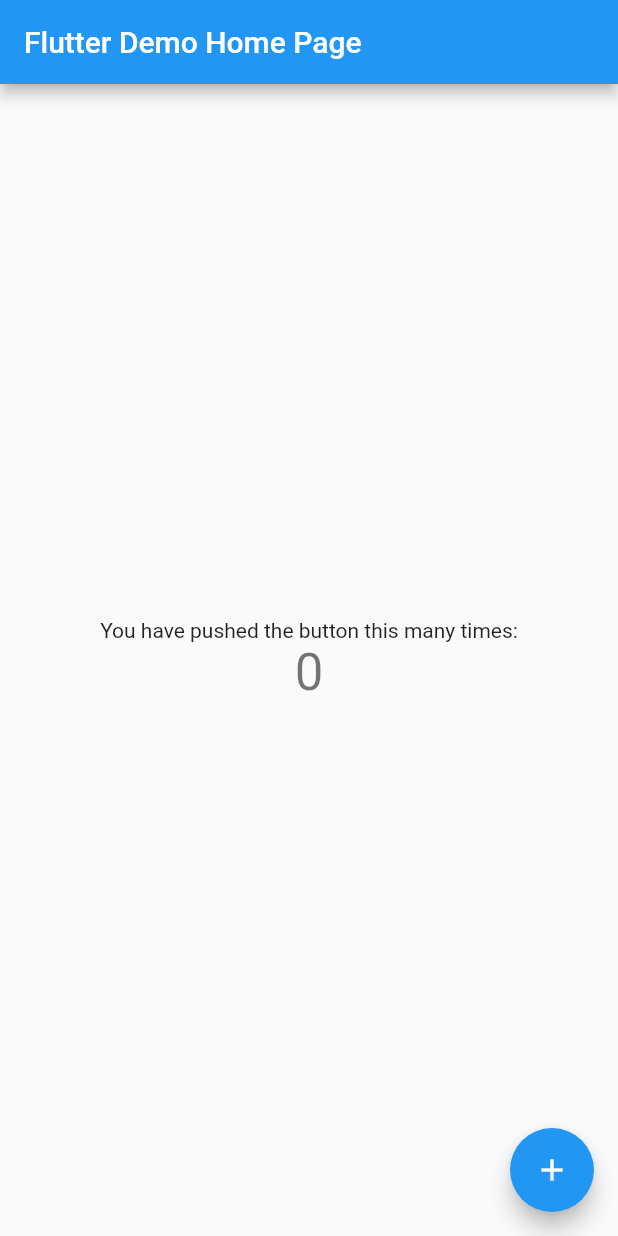
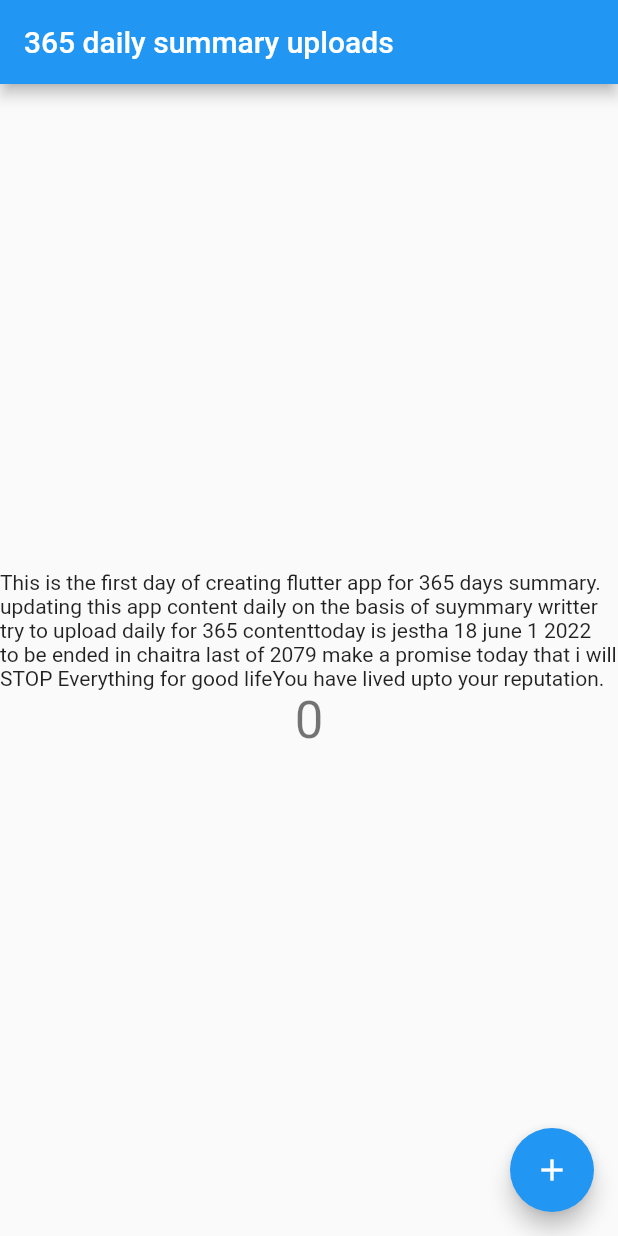
Before and after one commit to theAnjan/Personal-Blogging-App, a Flutter app: the screen it shows after launch, on a phone screen of 412 x 824 dp. Run offline on Flutter 3.47's test engine with Material 2 defaults, Android fonts, the phone set to English and light mode, and no system bars.

Commit message:
first start

```diff
--- a/lib/main.dart
+++ b/lib/main.dart
@@ -9,20 +9,12 @@ class MyApp extends StatelessWidget {
   @override
   Widget build(BuildContext context) {
     return MaterialApp(
-      title: 'Flutter Demo',
+      title: '365 days summary',
       theme: ThemeData(
-        // This is the theme of your application.
-        //
-        // Try running your application with "flutter run". You'll see the
-        // application has a blue toolbar. Then, without quitting the app, try
-        // changing the primarySwatch below to Colors.green and then invoke
-        // "hot reload" (press "r" in the console where you ran "flutter run",
-        // or simply save your changes to "hot reload" in a Flutter IDE).
-        // Notice that the counter didn't reset back to zero; the application
-        // is not restarted.
+
         primarySwatch: Colors.blue,
       ),
-      home: MyHomePage(title: 'Flutter Demo Home Page'),
+      home: MyHomePage(title: '365 daily summary uploads'),
     );
   }
 }
@@ -30,14 +22,7 @@ class MyApp extends StatelessWidget {
 class MyHomePage extends StatefulWidget {
   MyHomePage({Key? key, required this.title}) : super(key: key);
 
-  // This widget is the home page of your application. It is stateful, meaning
-  // that it has a State object (defined below) that contains fields that affect
-  // how it looks.
 
-  // This class is the configuration for the state. It holds the values (in this
-  // case the title) provided by the parent (in this case the App widget) and
-  // used by the build method of the State. Fields in a Widget subclass are
-  // always marked "final".
 
   final String title;
 
@@ -50,51 +35,32 @@ class _MyHomePageState extends State<MyHomePage> {
 
   void _incrementCounter() {
     setState(() {
-      // This call to setState tells the Flutter framework that something has
-      // changed in this State, which causes it to rerun the build method below
-      // so that the display can reflect the updated values. If we changed
-      // _counter without calling setState(), then the build method would not be
-      // called again, and so nothing would appear to happen.
+
       _counter++;
     });
   }
 
   @override
   Widget build(BuildContext context) {
-    // This method is rerun every time setState is called, for instance as done
-    // by the _incrementCounter method above.
-    //
-    // The Flutter framework has been optimized to make rerunning build methods
-    // fast, so that you can just rebuild anything that needs updating rather
-    // than having to individually change instances of widgets.
+
     return Scaffold(
       appBar: AppBar(
-        // Here we take the value from the MyHomePage object that was created by
-        // the App.build method, and use it to set our appbar title.
+
         title: Text(widget.title),
       ),
       body: Center(
-        // Center is a layout widget. It takes a single child and positions it
-        // in the middle of the parent.
+
         child: Column(
-          // Column is also a layout widget. It takes a list of children and
-          // arranges them vertically. By default, it sizes itself to fit its
-          // children horizontally, and tries to be as tall as its parent.
-          //
-          // Invoke "debug painting" (press "p" in the console, choose the
-          // "Toggle Debug Paint" action from the Flutter Inspector in Android
-          // Studio, or the "Toggle Debug Paint" command in Visual Studio Code)
-          // to see the wireframe for each widget.
-          //
-          // Column has various properties to control how it sizes itself and
-          // how it positions its children. Here we use mainAxisAlignment to
-          // center the children vertically; the main axis here is the vertical
-          // axis because Columns are vertical (the cross axis would be
-          // horizontal).
+
           mainAxisAlignment: MainAxisAlignment.center,
           children: <Widget>[
             Text(
-              'You have pushed the button this many times:',
+              'This is the first day of creating flutter app for 365 days summary.'
+                  ' updating this app content daily on the basis of suymmary writter'
+                  ' try to upload daily for 365 content'
+                  'today is jestha 18 june 1 2022  to be ended in chaitra last of 2079'
+                  ' make a promise today that i will STOP Everything for good life'
+                  'You have lived upto your reputation.',
             ),
             Text(
               '$_counter',
```
Also changed, not shown: 1 other file.
